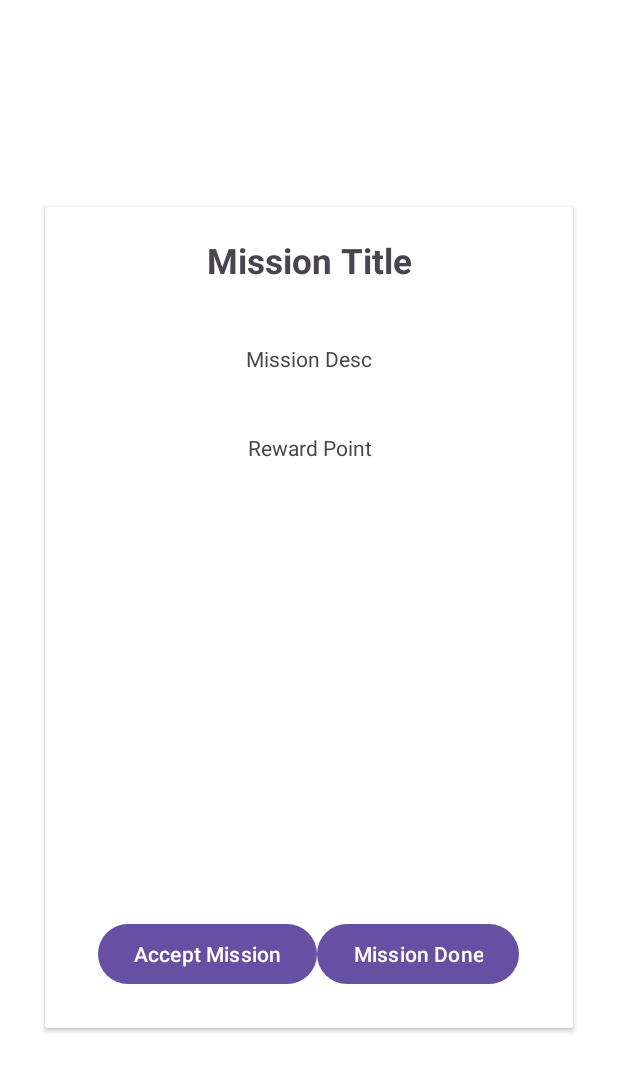
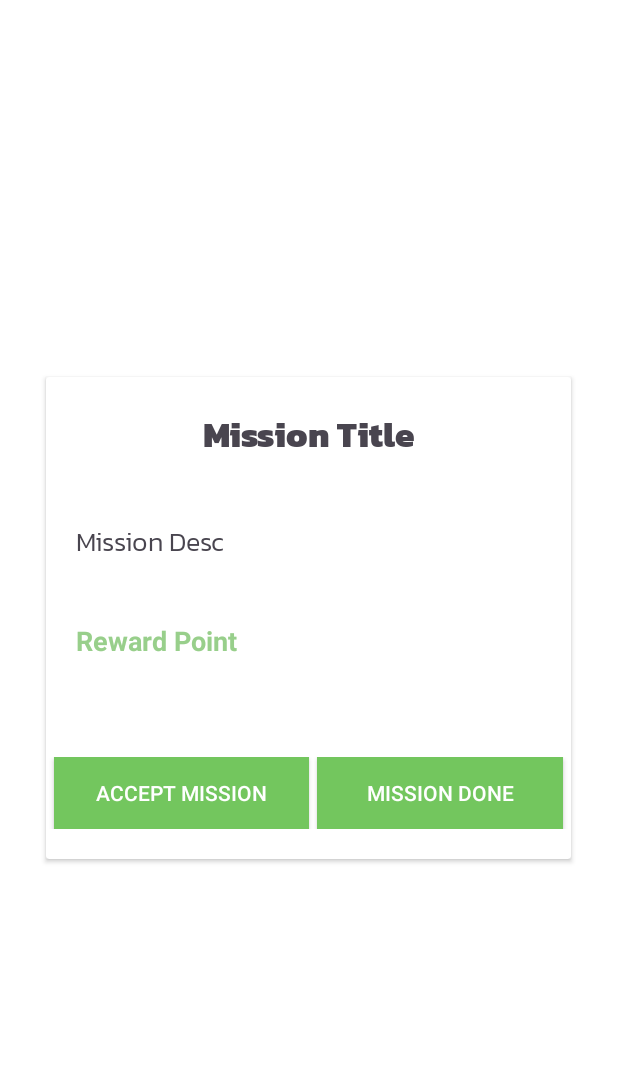
Before and after one commit to SHENG-11/GroceryExpiryTrackingSystem, an Android app: the User_Accecpt_Mission screen opened directly, with no data from a screen before it, on a phone screen of 412 x 824 dp. Shown: the top 1072 px of the screen. Run offline under Robolectric (Android 15) with nearby library versions, the phone set to English and light mode, and no system bars; our stand-ins replace Firebase (no records; nobody signed in at launch, a user with empty details on screens opened directly).

Commit message:
All Function Done, Simple Disign Done

```diff
--- a/app/src/main/java/com/example/groceryexpirytrackingapp/User_Accecpt_Mission.java
+++ b/app/src/main/java/com/example/groceryexpirytrackingapp/User_Accecpt_Mission.java
@@ -14,6 +14,7 @@ import android.app.AlertDialog;
 import androidx.annotation.NonNull;
 import androidx.annotation.Nullable;
 import androidx.appcompat.app.AppCompatActivity;
+import androidx.appcompat.widget.AppCompatButton;
 import androidx.swiperefreshlayout.widget.SwipeRefreshLayout;
 
 import com.google.android.gms.tasks.OnFailureListener;
@@ -30,7 +31,7 @@ public class User_Accecpt_Mission extends AppCompatActivity implements SwipeRefr
     String Key, username;
     int points;
     String description, missiontitle, staff,status;
-    Button accept, validate;//delete mission or validate it
+    AppCompatButton accept, validate;//delete mission or validate it
     DatabaseReference reference;
     SwipeRefreshLayout swipeRefreshLayout;
 
@@ -46,7 +47,7 @@ public class User_Accecpt_Mission extends AppCompatActivity implements SwipeRefr
         accept = findViewById(R.id.btn_accept_mission);
         validate=findViewById(R.id.btn_mission_complete);
         Message=findViewById(R.id.pendingText);
-        swipeRefreshLayout=findViewById(R.id.swipe2);
+
         //Bundle Handle
         Bundle bundle = getIntent().getExtras();
         if (bundle != null) {
@@ -129,7 +130,7 @@ public class User_Accecpt_Mission extends AppCompatActivity implements SwipeRefr
                 if (status.equals("Pending")){
                     validate.setVisibility(View.GONE);
                     validate.setEnabled(false);
-                    Message.setText("Mission Is Validating");
+                    Message.setText("Mission Is Under Validation");
                 } else if (status.equals("Completed")) {
                     validate.setVisibility(View.GONE);
                     validate.setEnabled(false);
@@ -148,7 +149,7 @@ public class User_Accecpt_Mission extends AppCompatActivity implements SwipeRefr
             //Set it into TV
             title.setText(missiontitle);
             desc.setText(description);
-            point.setText(Integer.toString(points));
+            point.setText(Integer.toString(points)+" Points");
         }
     public void onRefresh() {
         new Handler(Looper.getMainLooper()).postDelayed(new Runnable() {
--- /dev/null
+++ b/app/src/main/res/drawable/baseline_image_search_24.xml
@@ -0,0 +1,5 @@
+<vector android:height="24dp" android:tint="#000000"
+    android:viewportHeight="24" android:viewportWidth="24"
+    android:width="24dp" xmlns:android="http://schemas.android.com/apk/res/android">
+    <path android:fillColor="@android:color/white" android:pathData="M18,13v7L4,20L4,6h5.02c0.05,-0.71 0.22,-1.38 0.48,-2L4,4c-1.1,0 -2,0.9 -2,2v14c0,1.1 0.9,2 2,2h14c1.1,0 2,-0.9 2,-2v-5l-2,-2zM16.5,18h-11l2.75,-3.53 1.96,2.36 2.75,-3.54zM19.3,8.89c0.44,-0.7 0.7,-1.51 0.7,-2.39C20,4.01 17.99,2 15.5,2S11,4.01 11,6.5s2.01,4.5 4.49,4.5c0.88,0 1.7,-0.26 2.39,-0.7L21,13.42 22.42,12 19.3,8.89zM15.5,9C14.12,9 13,7.88 13,6.5S14.12,4 15.5,4 18,5.12 18,6.5 16.88,9 15.5,9z"/>
+</vector>
--- a/app/src/main/res/layout/activity_item_update.xml
+++ b/app/src/main/res/layout/activity_item_update.xml
@@ -33,7 +33,7 @@
             android:layout_height="match_parent"
             android:adjustViewBounds="true"
             android:scaleType="centerCrop"
-            android:src="@drawable/add_image" />
+            android:src="@drawable/baseline_image_search_24" />
 
         </androidx.cardview.widget.CardView>
 
--- a/app/src/main/res/layout/activity_user_accecpt_mission.xml
+++ b/app/src/main/res/layout/activity_user_accecpt_mission.xml
@@ -1,31 +1,17 @@
 <?xml version="1.0" encoding="utf-8"?>
-<LinearLayout xmlns:android="http://schemas.android.com/apk/res/android"
-    xmlns:app="http://schemas.android.com/apk/res-auto"
+<ScrollView xmlns:android="http://schemas.android.com/apk/res/android"
     xmlns:tools="http://schemas.android.com/tools"
     android:layout_width="match_parent"
     android:layout_height="match_parent"
+    android:background="@color/white"
     android:orientation="vertical"
-    android:background="@color/white"
     tools:context=".User_Accecpt_Mission">
 
-<androidx.swiperefreshlayout.widget.SwipeRefreshLayout
-    android:layout_width="wrap_content"
-    android:id="@+id/swipe2"
-    android:layout_height="wrap_content">
-
-    <RelativeLayout
-        android:layout_width="match_parent"
-        android:layout_height="wrap_content"
-        android:gravity="center">
 
     <androidx.cardview.widget.CardView
-            android:layout_width="match_parent"
+        android:layout_width="350dp"
         android:layout_height="wrap_content"
-            android:layout_gravity="center"
-            android:layout_marginStart="30dp"
-            android:layout_marginTop="30dp"
-            android:layout_marginEnd="30dp"
-            android:layout_marginBottom="30dp">
+        android:layout_gravity="center">
 
         <LinearLayout
             android:layout_width="match_parent"
@@ -34,7 +20,7 @@
 
             <LinearLayout
                 android:layout_width="match_parent"
-                    android:layout_height="450dp"
+                android:layout_height="wrap_content"
                 android:layout_gravity="center"
                 android:orientation="vertical">
 
@@ -43,7 +29,9 @@
                     android:layout_width="match_parent"
                     android:layout_height="wrap_content"
                     android:layout_margin="20dp"
+                    android:fontFamily="@font/kanitextrabold"
                     android:gravity="center"
+                    android:maxLines="3"
                     android:text="Mission Title"
                     android:textSize="23sp"
                     android:textStyle="bold" />
@@ -53,32 +41,21 @@
                     android:layout_width="match_parent"
                     android:layout_height="wrap_content"
                     android:layout_margin="20dp"
-                        android:gravity="center"
-                        android:text="Mission Desc" />
+                    android:fontFamily="@font/kanitlight"
+                    android:gravity="left"
+                    android:text="Mission Desc"
+                    android:textSize="18sp" />
 
                 <TextView
                     android:id="@+id/mission_reward3"
                     android:layout_width="match_parent"
                     android:layout_height="wrap_content"
                     android:layout_margin="20dp"
-                        android:gravity="center"
-                        android:text="Reward Point" />
-
-                </LinearLayout>
-
-                <LinearLayout
-                    android:layout_width="wrap_content"
-                    android:layout_height="match_parent"
-                    android:layout_gravity="center"
-                    android:gravity="center"
-                    android:orientation="vertical">
-
-                    <LinearLayout
-                        android:layout_width="wrap_content"
-                        android:layout_height="match_parent"
-                        android:gravity="center"
-                        android:layout_gravity="center"
-                        android:orientation="vertical">
+                    android:gravity="left"
+                    android:text="Reward Point"
+                    android:textColor="@color/green"
+                    android:textSize="18sp"
+                    android:textStyle="bold" />
 
                 <TextView
                     android:id="@+id/pendingText"
@@ -86,35 +63,43 @@
                     android:layout_height="wrap_content"
                     android:layout_gravity="center"
                     android:text=""
+                    android:fontFamily="@font/kanitlight"
+                    android:textSize="18sp"
+                    android:layout_marginBottom="20dp"
                     android:gravity="center" />
+
 
             </LinearLayout>
 
             <LinearLayout
-                        android:layout_width="wrap_content"
+                android:layout_width="match_parent"
                 android:layout_height="match_parent"
-                        android:gravity="center"
-                        android:layout_gravity="center"
+                android:layout_marginBottom="20dp"
                 android:orientation="horizontal">
 
-                        <Button
+
+                <androidx.appcompat.widget.AppCompatButton
                     android:id="@+id/btn_accept_mission"
-                            android:layout_width="wrap_content"
+                    android:layout_width="match_parent"
                     android:layout_height="wrap_content"
-                            android:layout_marginTop="10dp"
-                            android:layout_marginBottom="20dp"
-                            android:text="Accept Mission" />
+                    android:layout_marginLeft="5dp"
+                    android:layout_weight="1"
+                    android:background="#73C65E"
+                    android:text="Accept Mission"
+                    android:textColor="@color/white" />
 
-                        <Button
+                <androidx.appcompat.widget.AppCompatButton
                     android:id="@+id/btn_mission_complete"
-                            android:layout_width="wrap_content"
+                    android:layout_width="match_parent"
                     android:layout_height="wrap_content"
-                            android:layout_marginTop="10dp"
-                            android:layout_marginBottom="20dp"
-                            android:text="Mission Done" />
+                    android:layout_marginLeft="5dp"
+                    android:layout_marginRight="5dp"
+                    android:layout_weight="1"
+                    android:background="#73C65E"
+                    android:text="Mission Done"
+                    android:textColor="@color/white"
 
-                    </LinearLayout>
-
+                    />
 
             </LinearLayout>
 
@@ -125,7 +110,4 @@
     </androidx.cardview.widget.CardView>
 
 
-    </RelativeLayout>
-
-</androidx.swiperefreshlayout.widget.SwipeRefreshLayout>
-</LinearLayout>
+</ScrollView>
```
Also changed, not shown: app/src/main/java/com/example/groceryexpirytrackingapp/Admin_Mission_Add.java (+11 -3 lines), app/src/main/java/com/example/groceryexpirytrackingapp/Admin_Mission_Validate.java (+4 -3 lines), app/src/main/java/com/example/groceryexpirytrackingapp/ItemAdapter.java (+8 -3 lines), app/src/main/res/layout/activity_admin_mission_add.xml (+7 -3 lines), app/src/main/res/layout/activity_admin_mission_validate.xml (+28 -14 lines). Lines whose indentation alone changed are shown as unchanged.
